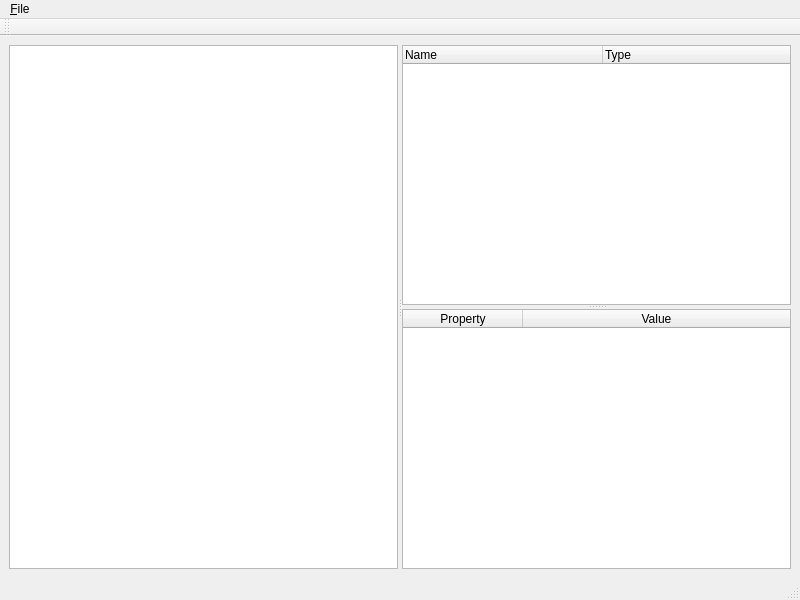
First picture: the form in pyVenture/mapbuilder/window.ui, repository stevenvergenz/pyVenture, before the edit.
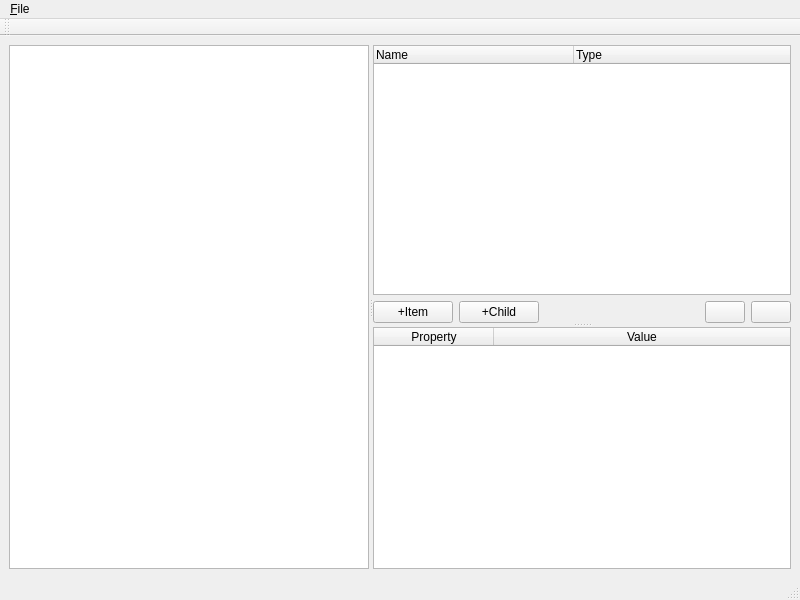
Second picture: the form after the edit. Icons and pictures are not drawn.

Commit message: Added 'add element' buttons/icons

```diff
--- a/pyVenture/mapbuilder/window.ui
+++ b/pyVenture/mapbuilder/window.ui
@@ -14,7 +14,7 @@
    <string>MainWindow</string>
   </property>
   <widget class="QWidget" name="centralwidget">
-   <layout class="QHBoxLayout" name="horizontalLayout">
+   <layout class="QHBoxLayout" name="horizontalLayout_2">
     <item>
      <widget class="QSplitter" name="mainSplitter">
       <property name="orientation">
@@ -25,6 +25,18 @@
        <property name="orientation">
         <enum>Qt::Vertical</enum>
        </property>
+       <widget class="QFrame" name="frame">
+        <property name="frameShape">
+         <enum>QFrame::NoFrame</enum>
+        </property>
+        <property name="frameShadow">
+         <enum>QFrame::Raised</enum>
+        </property>
+        <layout class="QVBoxLayout" name="verticalLayout">
+         <property name="margin">
+          <number>0</number>
+         </property>
+         <item>
        <widget class="QTreeWidget" name="hierarchyTree">
         <property name="sizePolicy">
          <sizepolicy hsizetype="Preferred" vsizetype="Expanding">
@@ -55,6 +67,73 @@
          </property>
         </column>
        </widget>
+         </item>
+         <item>
+          <widget class="QFrame" name="frame_2">
+           <property name="frameShape">
+            <enum>QFrame::NoFrame</enum>
+           </property>
+           <property name="frameShadow">
+            <enum>QFrame::Raised</enum>
+           </property>
+           <layout class="QHBoxLayout" name="horizontalLayout">
+            <property name="margin">
+             <number>0</number>
+            </property>
+            <item>
+             <widget class="QPushButton" name="pushNewItem">
+              <property name="text">
+               <string>+Item</string>
+              </property>
+             </widget>
+            </item>
+            <item>
+             <widget class="QPushButton" name="pushNewChild">
+              <property name="text">
+               <string>+Child</string>
+              </property>
+             </widget>
+            </item>
+            <item>
+             <spacer name="horizontalSpacer">
+              <property name="orientation">
+               <enum>Qt::Horizontal</enum>
+              </property>
+              <property name="sizeHint" stdset="0">
+               <size>
+                <width>40</width>
+                <height>20</height>
+               </size>
+              </property>
+             </spacer>
+            </item>
+            <item>
+             <widget class="QPushButton" name="pushMoveUp">
+              <property name="text">
+               <string/>
+              </property>
+              <property name="icon">
+               <iconset>
+                <normaloff>:/trolltech/styles/commonstyle/images/up-32.png</normaloff>:/trolltech/styles/commonstyle/images/up-32.png</iconset>
+              </property>
+             </widget>
+            </item>
+            <item>
+             <widget class="QPushButton" name="pushMoveDown">
+              <property name="text">
+               <string/>
+              </property>
+              <property name="icon">
+               <iconset>
+                <normaloff>:/trolltech/styles/commonstyle/images/down-32.png</normaloff>:/trolltech/styles/commonstyle/images/down-32.png</iconset>
+              </property>
+             </widget>
+            </item>
+           </layout>
+          </widget>
+         </item>
+        </layout>
+       </widget>
        <widget class="QTableWidget" name="propertyTable">
         <property name="sizePolicy">
          <sizepolicy hsizetype="Preferred" vsizetype="Expanding">
```
Left out of the diff: 12 changed lines with no effect on the pictures. Lines whose indentation alone changed are shown as unchanged. The commit also changes 2 other files.
